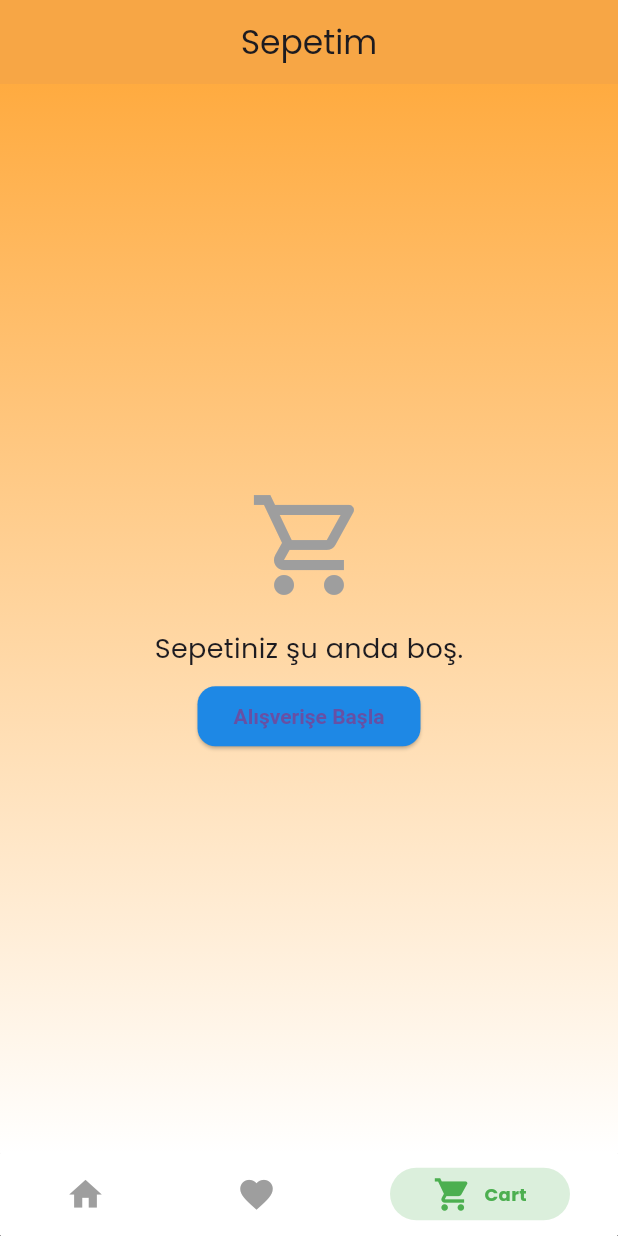
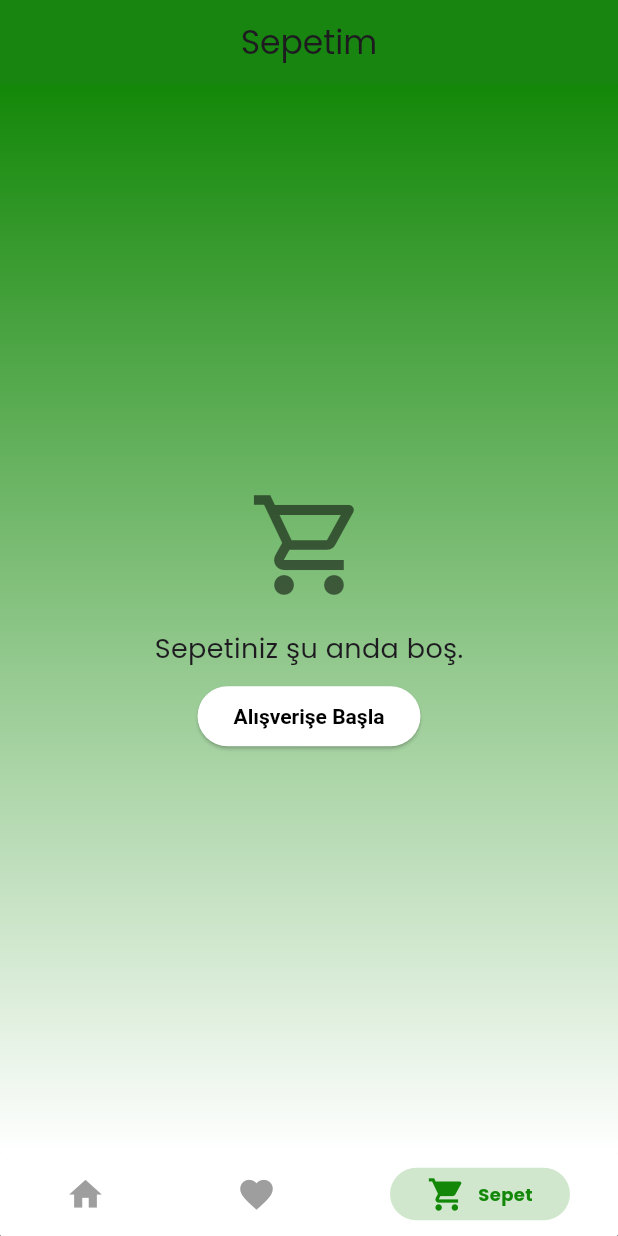
Before and after one commit to svactrion/bootcamp_ecommerce_app, a Flutter app: the screen it shows after launch, item 3 of the bottom bar chosen, on a phone screen of 412 x 824 dp. Run offline on Flutter 3.47's test engine with Material 3 defaults, Android fonts, the phone set to English and light mode, and no system bars; drawn by our look-alikes of persistent_bottom_nav_bar; our stand-ins replace bloc, carousel_slider, dio, equatable, flutter_bloc, google_fonts and 1 more; accounts and stored records are empty; network calls fail.

Commit message:
Renkler duzenlendi ve sepet ekrani cart tasarimina gecildi.

```diff
--- a/lib/data/repositories/product_repository.dart
+++ b/lib/data/repositories/product_repository.dart
@@ -1,15 +1,24 @@
-// lib/data/repositories/product_repository.dart
-
+// Gerekli dosyaları içe aktarır:
+// - WebService sınıfı, API'den veri alma işini yapar.
+// - Product modeli, alınan ürün verilerini temsil eder.
 import '../services/web_service.dart';
 import '../models/product.dart';
 
+// Bu sınıf, ürün verilerini almak için repository katmanıdır.
+// Amaç: UI ve veri katmanlarını ayırmak. Böylece test edilebilirlik ve sürdürülebilirlik sağlanır.
 class ProductRepository {
-  final WebService _ws;
+  final WebService _ws; // API çağrılarını gerçekleştirecek servis sınıfı
+
+  // Constructor: dışarıdan WebService alır (bağımlılık enjekte edilir).
   ProductRepository(this._ws);
 
-  /// Tüm ürünleri getir ve direkt List<Product> döndür
+  // Tüm ürünleri getirir.
+  // Bu metot UI tarafında ProductBloc gibi yerler tarafından çağrılır.
   Future<List<Product>> fetchAll() async {
+    // WebService üzerinden tüm ürünleri al
     final resp = await _ws.fetchAllProducts();
+
+    // Dönen cevaptan sadece ürün listesini çıkar ve return et
     return resp.urunler;
   }
 }
--- a/lib/main.dart
+++ b/lib/main.dart
@@ -37,8 +37,7 @@ class MyApp extends StatelessWidget {
   final ProductRepository productRepo;
   final CartRepository cartRepo;
 
-  const MyApp({Key? key, required this.productRepo, required this.cartRepo})
-    : super(key: key);
+  const MyApp({super.key, required this.productRepo, required this.cartRepo});
 
   @override
   Widget build(BuildContext context) {
--- a/lib/ui/screens/cart_screen.dart
+++ b/lib/ui/screens/cart_screen.dart
@@ -1,20 +1,17 @@
 // lib/ui/screens/cart_screen.dart
 
-// Ana navigasyon controller'ı (tablar arasında geçiş için)
-import 'main_screen_controller.dart';
 import 'package:flutter/material.dart';
 import 'package:flutter_bloc/flutter_bloc.dart';
 import '../../blocs/cart/cart_bloc.dart';
+import 'main_screen_controller.dart'; // “navController” için
 
-// StatelessWidget olarak tanımlanmış CartScreen
 class CartScreen extends StatelessWidget {
-  static const routeName = '/cart'; // Bu ekranın route adı
+  static const routeName = '/cart';
 
   const CartScreen({Key? key}) : super(key: key);
 
   @override
   Widget build(BuildContext context) {
-    // Sepet durumu CartBloc üzerinden dinleniyor
     return BlocBuilder<CartBloc, CartState>(
       builder: (context, state) {
         return Scaffold(
@@ -22,35 +19,30 @@ class CartScreen extends StatelessWidget {
             title: const Text('Sepetim'),
             centerTitle: true,
             elevation: 1,
-            backgroundColor: Colors.orangeAccent, // AppBar rengi
+            backgroundColor: const Color(0xFF138808), // Yeşil ton
           ),
-          // Arka plan geçişli renk için Container kullanılıyor
           body: Container(
             decoration: const BoxDecoration(
               gradient: LinearGradient(
-                colors: [Colors.orangeAccent, Colors.white],
+                colors: [Color(0xFF138808), Colors.white],
                 begin: Alignment.topCenter,
                 end: Alignment.bottomCenter,
               ),
             ),
-            child: _buildBody(
-              context,
-              state,
-            ), // Sepet durumu burada ele alınıyor
+            child: _buildBody(context, state),
           ),
         );
       },
     );
   }
 
-  // Sepet durumu için içerik oluşturan fonksiyon
   Widget _buildBody(BuildContext context, CartState state) {
-    // Yükleniyor durumundaysa loading göster
+    // 1) Yükleniyorsa
     if (state is CartLoading) {
       return const Center(child: CircularProgressIndicator());
     }
 
-    // Hata durumu
+    // 2) Hata varsa
     if (state is CartError) {
       return Center(
         child: Text(
@@ -60,7 +52,7 @@ class CartScreen extends StatelessWidget {
       );
     }
 
-    // Sepet boşsa kullanıcıya bilgi ver ve alışverişe başlat
+    // 3) Sepet boşsa
     if (state is CartEmpty) {
       return Center(
         child: Column(
@@ -69,7 +61,7 @@ class CartScreen extends StatelessWidget {
             const Icon(
               Icons.shopping_cart_outlined,
               size: 80,
-              color: Colors.grey,
+              color: Colors.black54,
             ),
             const SizedBox(height: 16),
             const Text(
@@ -79,13 +71,24 @@ class CartScreen extends StatelessWidget {
             const SizedBox(height: 8),
             ElevatedButton(
               onPressed: () {
-                // Kullanıcıyı ana sayfaya yönlendir
+                // Ana sayfaya (Home sekmesi) dönecek
                 Navigator.of(
                   context,
                   rootNavigator: true,
                 ).popUntil((route) => route.isFirst);
-                navController.jumpToTab(0); // Home sekmesine geç
+                navController.jumpToTab(0);
               },
+              style: ElevatedButton.styleFrom(
+                foregroundColor: Colors.black, // Metin rengi
+                backgroundColor: Colors.white, // Buton arkaplan
+                shape: RoundedRectangleBorder(
+                  borderRadius: BorderRadius.circular(24),
+                ),
+                padding: const EdgeInsets.symmetric(
+                  horizontal: 24,
+                  vertical: 12,
+                ),
+              ),
               child: const Text('Alışverişe Başla'),
             ),
           ],
@@ -93,30 +96,27 @@ class CartScreen extends StatelessWidget {
       );
     }
 
-    // Sepet doluysa ürünleri göster
+    // 4) Sepet doluysa
     if (state is CartLoaded) {
       final items = state.items;
-
-      // Toplam fiyat hesaplaması
       final subtotal = items.fold<double>(
         0,
         (sum, item) => sum + item.fiyat * item.siparisAdeti,
       );
-
       final itemCountLabel =
           'Subtotal (${items.length} item${items.length > 1 ? 's' : ''})';
 
       return Column(
         children: [
-          // Ürün listesi
+          // 4.1) Ürün listesi
           Expanded(
             child: ListView.separated(
               padding: const EdgeInsets.all(8),
               itemCount: items.length,
-              separatorBuilder: (_, __) => const Divider(),
+              separatorBuilder: (_, __) => const Divider(height: 1),
               itemBuilder: (ctx, i) {
                 final item = items[i];
-
+                final lineTotal = item.fiyat * item.siparisAdeti;
                 return Dismissible(
                   key: Key(item.sepetId.toString()),
                   direction: DismissDirection.endToStart,
@@ -127,17 +127,25 @@ class CartScreen extends StatelessWidget {
                     child: const Icon(Icons.delete, color: Colors.white),
                   ),
                   onDismissed: (direction) {
-                    // Ürün silindiğinde bloc'a event gönderiliyor
                     context.read<CartBloc>().add(
                       RemoveProductFromCart(item.sepetId),
                     );
-
-                    // Geri bildirim olarak snackbar gösteriliyor
                     ScaffoldMessenger.of(context).showSnackBar(
                       SnackBar(content: Text('${item.ad} sepetten kaldırıldı')),
                     );
                   },
+                  child: Card(
+                    color: Color(0xFFF8F9FA),
+                    margin: const EdgeInsets.symmetric(
+                      horizontal: 6,
+                      vertical: 6,
+                    ),
+                    elevation: 4,
                     child: ListTile(
+                      contentPadding: const EdgeInsets.symmetric(
+                        horizontal: 14,
+                        vertical: 8,
+                      ),
                       leading: Image.network(
                         'http://kasimadalan.pe.hu/urunler/resimler/${item.resim}',
                         width: 60,
@@ -146,7 +154,7 @@ class CartScreen extends StatelessWidget {
                       ),
                       title: Text(item.ad),
                       subtitle: Text(
-                      '${item.fiyat} TL × ${item.siparisAdeti} = ${item.fiyat * item.siparisAdeti} TL',
+                        '${item.fiyat} TL × ${item.siparisAdeti} = $lineTotal TL',
                       ),
                       trailing: IconButton(
                         icon: const Icon(Icons.delete_outline),
@@ -157,13 +165,15 @@ class CartScreen extends StatelessWidget {
                         },
                       ),
                     ),
+                  ),
                 );
               },
             ),
           ),
-          const Divider(),
 
-          // Toplam tutar alanı
+          const Divider(height: 1),
+
+          // 4.2) Alt toplam ve toplam
           Padding(
             padding: const EdgeInsets.symmetric(horizontal: 16, vertical: 12),
             child: Column(
@@ -181,13 +191,15 @@ class CartScreen extends StatelessWidget {
               ],
             ),
           ),
-          const Divider(),
 
-          // Sepeti boşalt ve tamamla butonları
+          const Divider(height: 1),
+
+          // 4.3) Aksiyon butonları
           Padding(
             padding: const EdgeInsets.all(16.0),
             child: Column(
               children: [
+                // Sepeti Boşalt
                 SizedBox(
                   width: double.infinity,
                   height: 48,
@@ -196,27 +208,34 @@ class CartScreen extends StatelessWidget {
                       context.read<CartBloc>().add(ClearCart());
                     },
                     style: ElevatedButton.styleFrom(
-                      backgroundColor: Colors.deepOrange,
+                      backgroundColor: Colors.red,
                       shape: RoundedRectangleBorder(
                         borderRadius: BorderRadius.circular(24),
                       ),
                     ),
-                    child: const Text('Sepeti Boşalt'),
+                    child: const Text(
+                      'Sepeti Boşalt',
+                      style: TextStyle(color: Colors.white, fontSize: 18),
+                    ),
                   ),
                 ),
                 const SizedBox(height: 12),
+                // Alışverişi Tamamla
                 SizedBox(
                   width: double.infinity,
                   height: 48,
                   child: ElevatedButton(
-                    onPressed: null, // Henüz fonksiyonu tanımlanmadı
+                    onPressed: null, // Henüz işlev tanımlanmadı
                     style: ElevatedButton.styleFrom(
                       backgroundColor: Colors.deepOrange,
                       shape: RoundedRectangleBorder(
                         borderRadius: BorderRadius.circular(24),
                       ),
                     ),
-                    child: const Text('Alışverişi Tamamla'),
+                    child: const Text(
+                      'Alışverişi Tamamla',
+                      style: TextStyle(color: Colors.white, fontSize: 18),
+                    ),
                   ),
                 ),
               ],
@@ -226,11 +245,10 @@ class CartScreen extends StatelessWidget {
       );
     }
 
-    // Diğer durumlar için boş widget
+    // 5) Diğer durumlar
     return const SizedBox.shrink();
   }
 
-  // Toplam ve ara toplam satırlarını çizen yardımcı widget
   Widget _buildPriceRow(String label, String value, {bool isTotal = false}) {
     return Row(
       mainAxisAlignment: MainAxisAlignment.spaceBetween,
--- a/lib/ui/screens/main_screen.dart
+++ b/lib/ui/screens/main_screen.dart
@@ -8,7 +8,7 @@ import 'favorite_screen.dart';
 import 'main_screen_controller.dart'; // ✅ global controller
 
 class MainScreen extends StatelessWidget {
-  const MainScreen({Key? key}) : super(key: key);
+  const MainScreen({super.key});
 
   // Her sekme için gösterilecek sayfaları döndüren metod
   List<Widget> _buildScreens() {
@@ -24,20 +24,20 @@ class MainScreen extends StatelessWidget {
     return [
       PersistentBottomNavBarItem(
         icon: Icon(Icons.home), // Ev ikonu
-        title: ("Home"), // Sekme başlığı
-        activeColorPrimary: Colors.red, // Aktifken renk
+        title: ("Anasayfa"), // Sekme başlığı
+        activeColorPrimary: Color(0xFFFF6000), // Aktifken renk
         inactiveColorPrimary: Colors.grey, // Pasifken renk
       ),
       PersistentBottomNavBarItem(
         icon: Icon(Icons.favorite),
-        title: ("Favorites"),
-        activeColorPrimary: Colors.blue,
+        title: ("Favoriler"),
+        activeColorPrimary: Color(0xFF0096C7),
         inactiveColorPrimary: Colors.grey,
       ),
       PersistentBottomNavBarItem(
         icon: Icon(Icons.shopping_cart),
-        title: ("Cart"),
-        activeColorPrimary: Colors.green,
+        title: ("Sepet"),
+        activeColorPrimary: Color(0xFF138808),
         inactiveColorPrimary: Colors.grey,
       ),
     ];
```
Also changed, not shown: lib/ui/screens/detail_screen.dart (+18 -5 lines), lib/ui/screens/favorite_screen.dart (+8 -5 lines), lib/ui/screens/home_screen.dart (+6 -5 lines), lib/ui/widgets/promo_carousel.dart (+6 -5 lines). Lines whose indentation alone changed are shown as unchanged.
